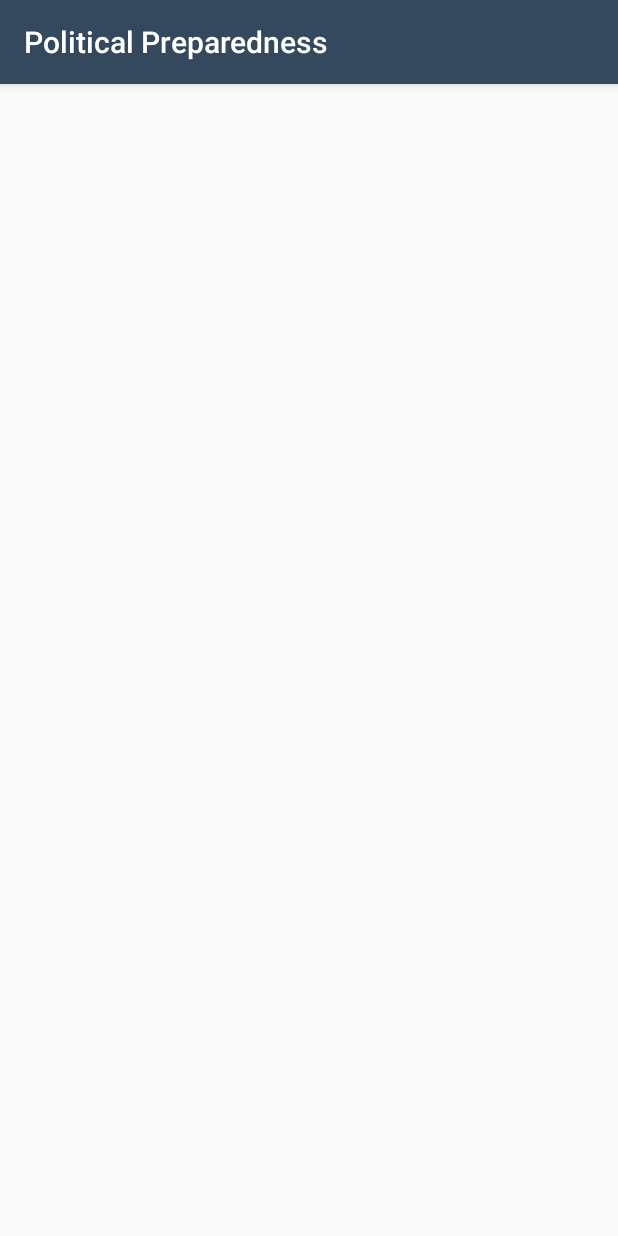
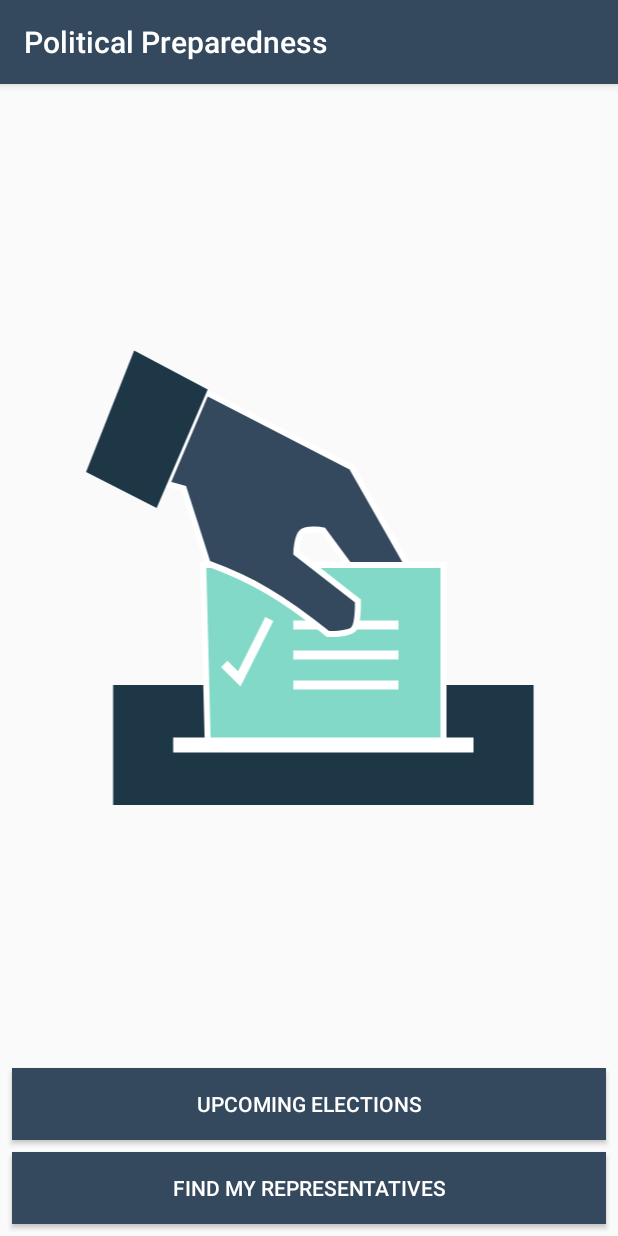
Before and after one commit to Temilol/PoliticalPreparedness, an Android app: the screen it shows after launch (MainActivity), on a phone screen of 412 x 824 dp. Run offline under Robolectric (Android 15) with nearby library versions, the phone set to English and light mode, and no system bars; our stand-ins replace data binding.

Commit message:
Added the launch page with navigation

```diff
--- a/app/src/main/java/com/example/android/politicalpreparedness/launch/LaunchFragment.kt
+++ b/app/src/main/java/com/example/android/politicalpreparedness/launch/LaunchFragment.kt
@@ -5,30 +5,36 @@ import android.view.LayoutInflater
 import android.view.View
 import android.view.ViewGroup
 import androidx.fragment.app.Fragment
+import androidx.navigation.fragment.findNavController
 import com.example.android.politicalpreparedness.databinding.FragmentLaunchBinding
+
 //import com.example.android.politicalpreparedness.election.adapter.ElectionListAdapter
 //import com.example.android.politicalpreparedness.election.adapter.ElectionListener
 
 class LaunchFragment : Fragment() {
 
-    override fun onCreateView(inflater: LayoutInflater,
-                              container: ViewGroup?,
-                              savedInstanceState: Bundle?): View? {
+    override fun onCreateView(
+        inflater: LayoutInflater,
+        container: ViewGroup?,
+        savedInstanceState: Bundle?
+    ): View {
         val binding = FragmentLaunchBinding.inflate(inflater)
         binding.lifecycleOwner = this
 
-//        binding.representativeButton.setOnClickListener { navToRepresentatives() }
-//        binding.upcomingButton.setOnClickListener { navToElections() }
+        binding.representativeButton.setOnClickListener { navToRepresentatives() }
+        binding.upcomingButton.setOnClickListener { navToElections() }
 
         return binding.root
     }
 
     private fun navToElections() {
-//        this.findNavController().navigate(LaunchFragmentDirections.actionLaunchFragmentToElectionsFragment())
+        this.findNavController()
+            .navigate(LaunchFragmentDirections.actionLaunchFragmentToElectionsFragment())
     }
 
     private fun navToRepresentatives() {
-//        this.findNavController().navigate(LaunchFragmentDirections.actionLaunchFragmentToRepresentativeFragment())
+        this.findNavController()
+            .navigate(LaunchFragmentDirections.actionLaunchFragmentToRepresentativeFragment())
     }
 
 }
--- a/app/src/main/res/layout/fragment_launch.xml
+++ b/app/src/main/res/layout/fragment_launch.xml
@@ -9,10 +9,41 @@
         tools:context="com.example.android.politicalpreparedness.MainActivity">
 
         <!-- TODO: Add image for home screen logo. -->
+        <ImageView
+            android:id="@+id/ballot_image"
+            android:layout_width="0dp"
+            android:layout_height="wrap_content"
+            android:src="@drawable/ballot_logo"
+            app:layout_constraintBottom_toTopOf="@+id/upcoming_button"
+            app:layout_constraintEnd_toEndOf="parent"
+            app:layout_constraintStart_toStartOf="parent"
+            app:layout_constraintTop_toTopOf="parent" />
 
         <!-- TODO: Add Button to navigate to upcoming elections. -->
+        <Button
+            android:id="@+id/upcoming_button"
+            android:layout_width="0dp"
+            android:layout_height="wrap_content"
+            android:layout_margin="@dimen/default_padding"
+            android:background="@color/colorPrimary"
+            android:text="@string/upcoming_elections"
+            android:textColor="@color/white"
+            app:layout_constraintBottom_toTopOf="@+id/representative_button"
+            app:layout_constraintEnd_toEndOf="parent"
+            app:layout_constraintStart_toStartOf="parent" />
 
         <!-- TODO: Add Button to navigate to representatives. -->
+        <Button
+            android:id="@+id/representative_button"
+            android:layout_width="0dp"
+            android:layout_height="wrap_content"
+            android:layout_margin="@dimen/default_padding"
+            android:background="@color/colorPrimary"
+            android:text="@string/find_my_representatives"
+            android:textColor="@color/white"
+            app:layout_constraintBottom_toBottomOf="parent"
+            app:layout_constraintEnd_toEndOf="parent"
+            app:layout_constraintStart_toStartOf="parent" />
 
     </androidx.constraintlayout.widget.ConstraintLayout>
 </layout>
--- a/app/src/main/res/values/strings.xml
+++ b/app/src/main/res/values/strings.xml
@@ -1,6 +1,8 @@
 <?xml version="1.0" encoding="utf-8"?>
 <resources>
     <string name="app_name">Political Preparedness</string>
+    <string name="find_my_representatives">FIND MY REPRESENTATIVES</string>
+    <string name="upcoming_elections">UPCOMING ELECTIONS</string>
 
     <!-- TODO: Add necessary string values -->
 
```
Also changed, not shown: app/src/main/res/navigation/nav_graph.xml (+11 -2 lines), app/src/main/res/values/dimens.xml (+9 -0 lines), 1 other file.
